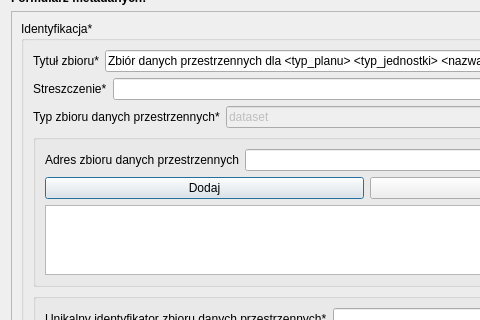
Old version of the form modules/metadata/views/ui/metadane_dialog_base.ui in the repository envirosolutionspl/wtyczka_qgis_app; both pictures show x 0 to 480 and y 191 to 511 of the 748 by 642 pixel window.
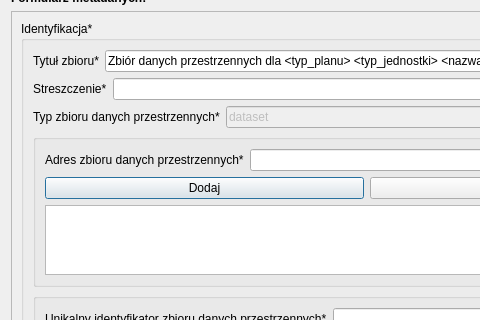
New version of the form. Icons and pictures are not drawn. Custom widgets are drawn as their Qt base class.

Commit message: zmiana liczności elementu E4 metadanych + poprawa błędów walidatora metadanych

```diff
--- a/modules/metadata/views/ui/metadane_dialog_base.ui
+++ b/modules/metadata/views/ui/metadane_dialog_base.ui
@@ -147,9 +147,9 @@
         <property name="geometry">
          <rect>
           <x>0</x>
-          <y>0</y>
+          <y>-5</y>
           <width>709</width>
-          <height>300</height>
+          <height>1025</height>
          </rect>
         </property>
         <layout class="QGridLayout" name="gridLayout_2">
@@ -296,7 +296,7 @@
                  <item>
                   <widget class="QLabel" name="e4_lbl">
                    <property name="text">
-                    <string>Adres zbioru danych przestrzennych</string>
+                    <string>Adres zbioru danych przestrzennych*</string>
                    </property>
                   </widget>
                  </item>
```
Left out of the diff: 2 changed lines with no effect on the pictures. The commit also changes 2 other files.
